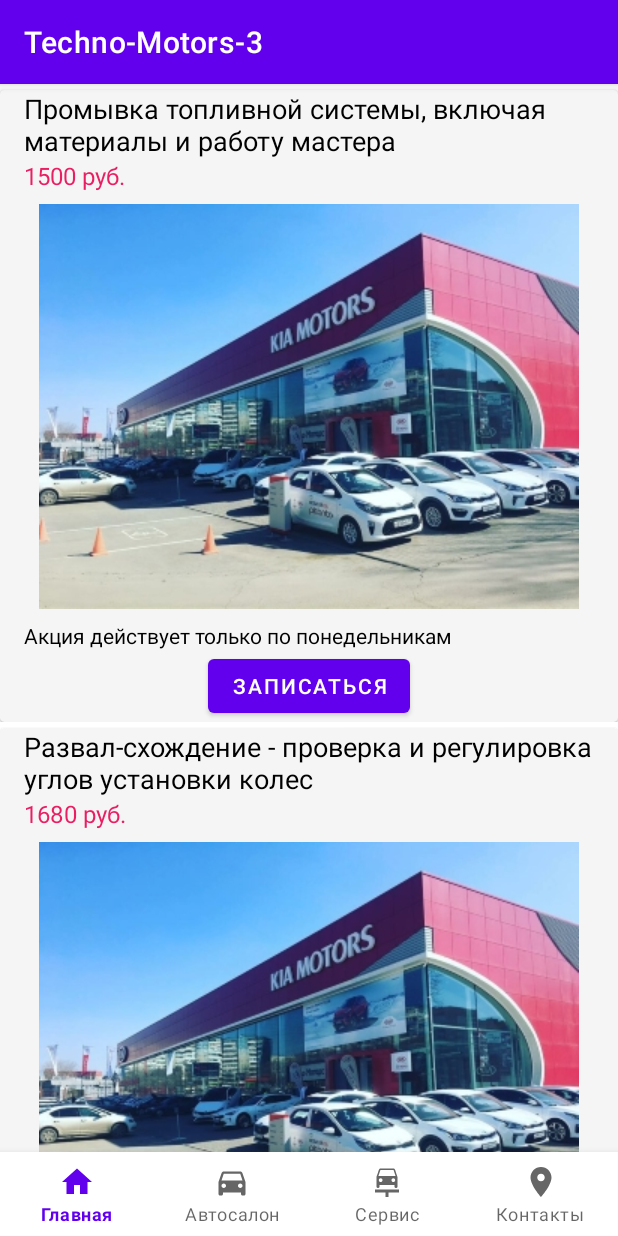
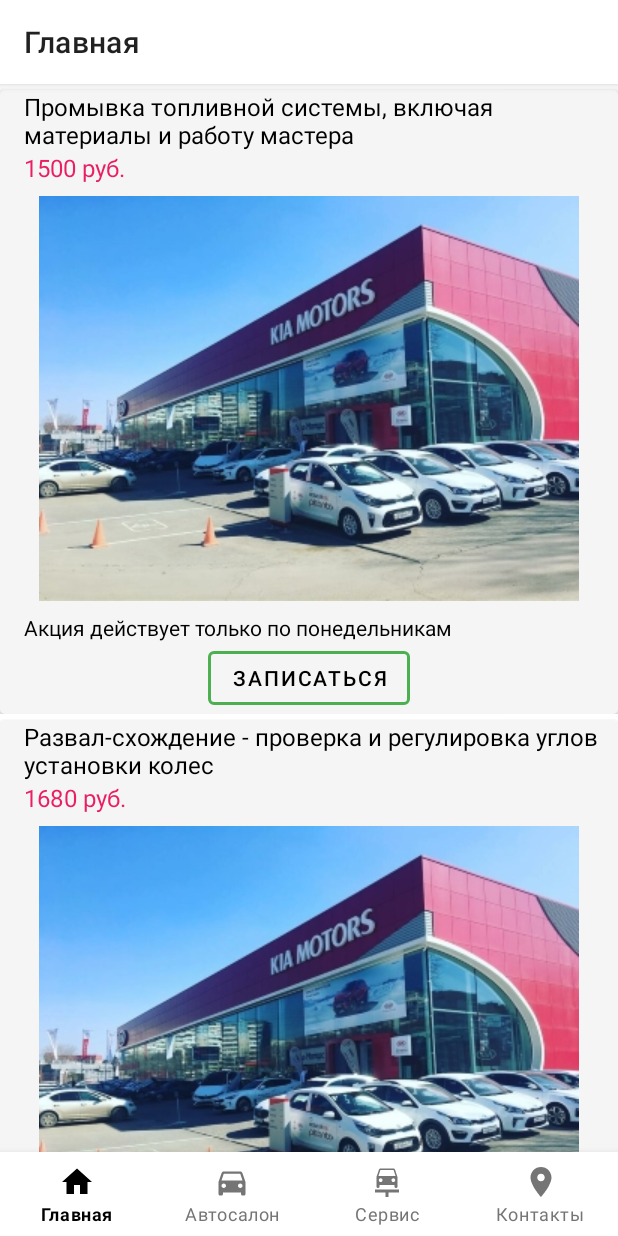
Before and after one commit to Harrier55/Techno-Motors-3, an Android app: the screen it shows after launch (MainActivity), on a phone screen of 412 x 824 dp. Run offline under Robolectric (Android 15) with nearby library versions, the phone set to English and light mode, and no system bars; pictures from the network do not load.

Commit message:
custom style

```diff
--- a/app/src/main/java/com/example/techno_motors_3/one/ui/fragmentHome/HomeFragment.kt
+++ b/app/src/main/java/com/example/techno_motors_3/one/ui/fragmentHome/HomeFragment.kt
@@ -25,6 +25,7 @@ class HomeFragment : Fragment() {
         myAdapter.refreshList(
             MyApp.myAppInstance.getRepoPromotions()
                 .getListPromotions() as ArrayList<PromotionEntity>
+
         )
 
     }
--- a/app/src/main/java/com/example/techno_motors_3/one/ui/main/MainActivity.kt
+++ b/app/src/main/java/com/example/techno_motors_3/one/ui/main/MainActivity.kt
@@ -1,6 +1,7 @@
 package com.example.techno_motors_3.one.ui.main
 
 import android.os.Bundle
+import android.text.Html
 import androidx.appcompat.app.AppCompatActivity
 import androidx.fragment.app.Fragment
 import com.example.techno_motors_3.R
@@ -26,12 +27,14 @@ class MainActivity : AppCompatActivity() {
         super.onCreate(savedInstanceState)
         binding = ActivityMainBinding.inflate(layoutInflater)
         setContentView(binding.root)
-        actionBar?.setTitle(R.string.app_name)
+        initBottomNavigation()
+        actionBar?.setTitle(R.string.menu_home)
+
 
         launchFragment(homeFragment)
-        initBottomNavigation()
 
-        MyApp.myAppInstance.getRepoPromotions().mockRepo() // test repo
+
+        MyApp.myAppInstance.getRepoPromotions().mockRepo() // create test repo
     }
 
     private fun launchFragment(fragment: Fragment) {
--- /dev/null
+++ b/app/src/main/res/color/bottom_nav_color.xml
@@ -0,0 +1,5 @@
+<?xml version="1.0" encoding="utf-8"?>
+<selector xmlns:android="http://schemas.android.com/apk/res/android">
+    <item android:state_checked="true" android:color="@color/black" />
+    <item android:state_checked="false" android:color="@color/gray_600"/>
+</selector>
--- a/app/src/main/res/layout/activity_main.xml
+++ b/app/src/main/res/layout/activity_main.xml
@@ -1,6 +1,5 @@
 <?xml version="1.0" encoding="utf-8"?>
-<LinearLayout
-    xmlns:android="http://schemas.android.com/apk/res/android"
+<LinearLayout xmlns:android="http://schemas.android.com/apk/res/android"
     xmlns:app="http://schemas.android.com/apk/res-auto"
     xmlns:tools="http://schemas.android.com/tools"
     android:layout_width="match_parent"
@@ -12,15 +11,17 @@
         android:id="@+id/fragment_container"
         android:layout_width="match_parent"
         android:layout_height="0dp"
-        android:layout_weight="1">
-    </FrameLayout>
+        android:layout_weight="1"/>
 
     <com.google.android.material.bottomnavigation.BottomNavigationView
         android:id="@+id/bottom_navigation"
         android:layout_width="match_parent"
         android:layout_height="wrap_content"
+        android:background="@color/white"
+        app:itemTextColor="@color/bottom_nav_color"
+        app:itemIconTint="@color/bottom_nav_color"
         app:labelVisibilityMode="labeled"
-        app:menu="@menu/bottom_navigation_menu"/>
+        app:menu="@menu/bottom_navigation_menu" />
 
 
 </LinearLayout>
--- a/app/src/main/res/layout/item_promotion.xml
+++ b/app/src/main/res/layout/item_promotion.xml
@@ -49,7 +49,12 @@
                 android:layout_width="wrap_content"
                 android:layout_height="wrap_content"
                 android:layout_gravity="center"
-                android:text="@string/promotion_button_text"/>
+                android:text="@string/promotion_button_text"
+                style="?attr/materialButtonOutlinedStyle"
+                android:textColor="@color/button_color"
+                app:strokeWidth = "2dp"
+                app:strokeColor = "@color/button_stroke_color"
+                />
 
         </LinearLayout>
 
--- /dev/null
+++ b/app/src/main/res/selector/bottom_nav_color.xml
@@ -0,0 +1,6 @@
+<?xml version="1.0" encoding="utf-8"?>
+
+<selector xmlns:android="http://schemas.android.com/apk/res/android">
+    <item android:state_checked="true" android:color="@color/white" />
+    <item android:state_checked="false" android:color="@color/black"/>
+</selector>
--- a/app/src/main/res/values-night/themes.xml
+++ b/app/src/main/res/values-night/themes.xml
@@ -1,15 +1,15 @@
 <resources xmlns:tools="http://schemas.android.com/tools">
     <!-- Base application theme. -->
     <style name="Theme.TechnoMotors3" parent="Theme.MaterialComponents.DayNight.DarkActionBar">
-        <!-- Primary brand color. -->
+        <!-- Primary brand selector. -->
         <item name="colorPrimary">@color/purple_200</item>
         <item name="colorPrimaryVariant">@color/purple_700</item>
         <item name="colorOnPrimary">@color/black</item>
-        <!-- Secondary brand color. -->
+        <!-- Secondary brand selector. -->
         <item name="colorSecondary">@color/teal_200</item>
         <item name="colorSecondaryVariant">@color/teal_200</item>
         <item name="colorOnSecondary">@color/black</item>
-        <!-- Status bar color. -->
+        <!-- Status bar selector. -->
         <item name="android:statusBarColor" tools:targetApi="l">?attr/colorPrimaryVariant</item>
         <!-- Customize your theme here. -->
     </style>
--- a/app/src/main/res/values/colors.xml
+++ b/app/src/main/res/values/colors.xml
@@ -8,5 +8,15 @@
     <color name="black">#FF000000</color>
     <color name="white">#FFFFFFFF</color>
 
+
+    <color name="button_color">#000000</color>
+    <color name="button_stroke_color">#4CAF50</color>
     <color name="myIconApp">#000000</color>
+
+    <color name="gray_400">#bdbdbd</color>
+    <color name="gray_500">#9e9e9e</color>
+    <color name="gray_600">#757575</color>
+<!--    <selector name="color1">#EAE6EF</selector>-->
+
+
 </resources>
--- a/app/src/main/res/values/style.xml
+++ b/app/src/main/res/values/style.xml
@@ -9,7 +9,7 @@
     </style>
 
     <style name="TextViewPromotionTitle" parent="TextViewPrimary">
-        <item name="android:textSize">18sp</item>
+        <item name="android:textSize">16sp</item>
         <item name="android:layout_gravity">start</item>
     </style>
 
--- a/app/src/main/res/values/themes.xml
+++ b/app/src/main/res/values/themes.xml
@@ -1,16 +1,57 @@
 <resources xmlns:tools="http://schemas.android.com/tools">
     <!-- Base application theme. -->
-    <style name="Theme.TechnoMotors3" parent="Theme.MaterialComponents.DayNight.DarkActionBar">
-        <!-- Primary brand color. -->
-        <item name="colorPrimary">@color/purple_500</item>
-        <item name="colorPrimaryVariant">@color/purple_700</item>
-        <item name="colorOnPrimary">@color/white</item>
-        <!-- Secondary brand color. -->
+    <style name="Theme.TechnoMotors3" parent="Theme.MaterialComponents.DayNight">
+        <!-- Primary brand selector. -->
+
+<!--        <item name="android:actionBarStyle">@style/MyActionBar</item>-->
+<!--        <item name="actionBarStyle">@style/MyActionBar</item>-->
+<!--        <item name="android:windowActionBarOverlay">true</item>-->
+
+        <item name="colorPrimary">@color/white</item>// action bar color
+        <item name="colorPrimaryVariant">@color/black</item>// status bar color
+        <item name="colorOnPrimary">#CDDC39</item> // текст надписей кнопок
+<!--        <item name="colorSurface">@selector/button_stroke_color</item> // buttonNavigation-->
+
+
+        <!-- Secondary brand selector. -->
         <item name="colorSecondary">@color/teal_200</item>
         <item name="colorSecondaryVariant">@color/teal_700</item>
         <item name="colorOnSecondary">@color/black</item>
-        <!-- Status bar color. -->
+        <!-- Status bar selector. -->
         <item name="android:statusBarColor" tools:targetApi="l">?attr/colorPrimaryVariant</item>
         <!-- Customize your theme here. -->
     </style>
+
+
+// попытался кастомизировать ActionBar, изменить цвет текста не получилось, стили текста-меняются
+<!--    &lt;!&ndash; style for the action bar backgrounds &ndash;&gt;-->
+<!--    <style name="MyActionBar" parent="@style/Widget.MaterialComponents.ActionBar.Solid">-->
+<!--        <item name="background">@selector/teal_700</item>-->
+<!--        <item name="android:titleTextStyle">@style/MyTheme.ActionBar.TitleTextStyle</item>-->
+<!--        <item name="android:subtitleTextStyle">@style/MyTheme.ActionBar.TitleTextStyle</item>-->
+<!--        <item name="titleTextStyle">@style/MyTheme.ActionBar.TitleTextStyle</item>-->
+<!--        <item name="subtitleTextStyle">@style/MyTheme.ActionBar.TitleTextStyle</item>-->
+<!--    </style>-->
+
+<!--    &lt;!&ndash; Text &ndash;&gt;-->
+<!--    <style name="MyTheme.ActionBar.TitleTextStyle" parent="@style/TextAppearance.MaterialComponents.Headline6">-->
+
+<!--&lt;!&ndash;        <item name="android:textSize">16sp</item>&ndash;&gt;-->
+<!--        <item name="android:textStyle">italic</item>-->
+
+<!--    </style>-->
+
+
+
 </resources>
+
+<!--<item name="colorPrimary">@selector/purple_500</item>-->
+<!--<item name="colorPrimaryVariant">@selector/purple_700</item>-->
+<!--<item name="colorOnPrimary">@selector/white</item>-->
+<!--    &lt;!&ndash; Secondary brand selector. &ndash;&gt;-->
+<!--<item name="colorSecondary">@selector/teal_200</item>-->
+<!--<item name="colorSecondaryVariant">@selector/teal_700</item>-->
+<!--<item name="colorOnSecondary">@selector/black</item>-->
+<!--    &lt;!&ndash; Status bar selector. &ndash;&gt;-->
+<!--<item name="android:statusBarColor" tools:targetApi="l">?attr/colorPrimaryVariant</item>-->
+    <!-- Customize your theme here. -->
```
